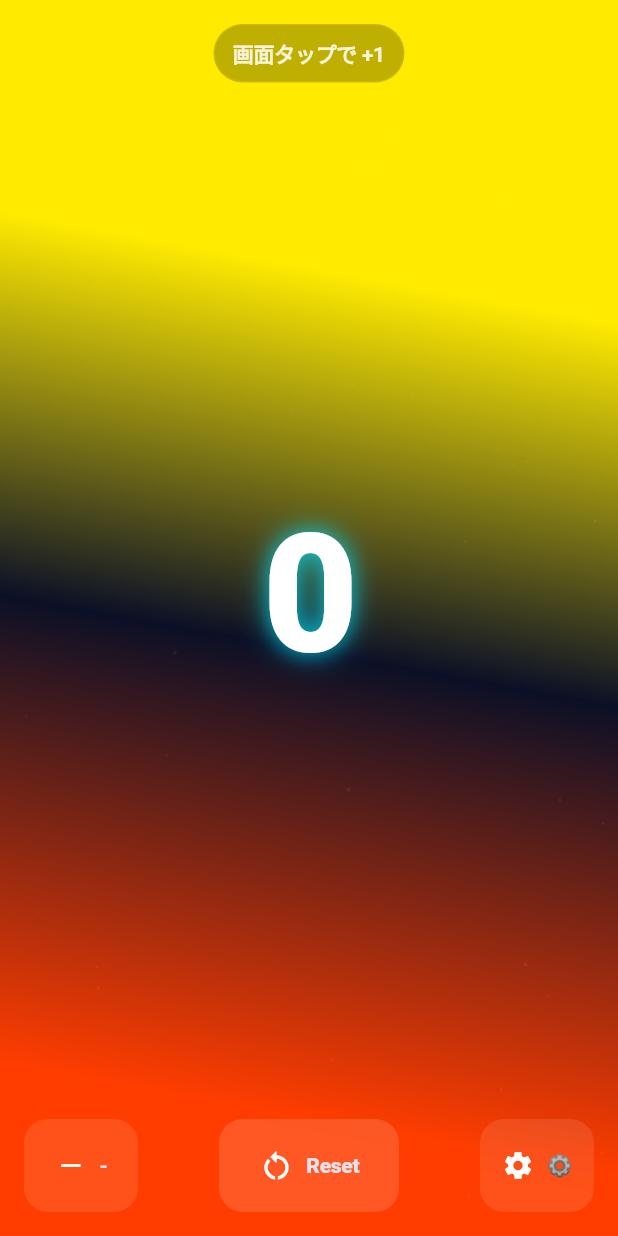
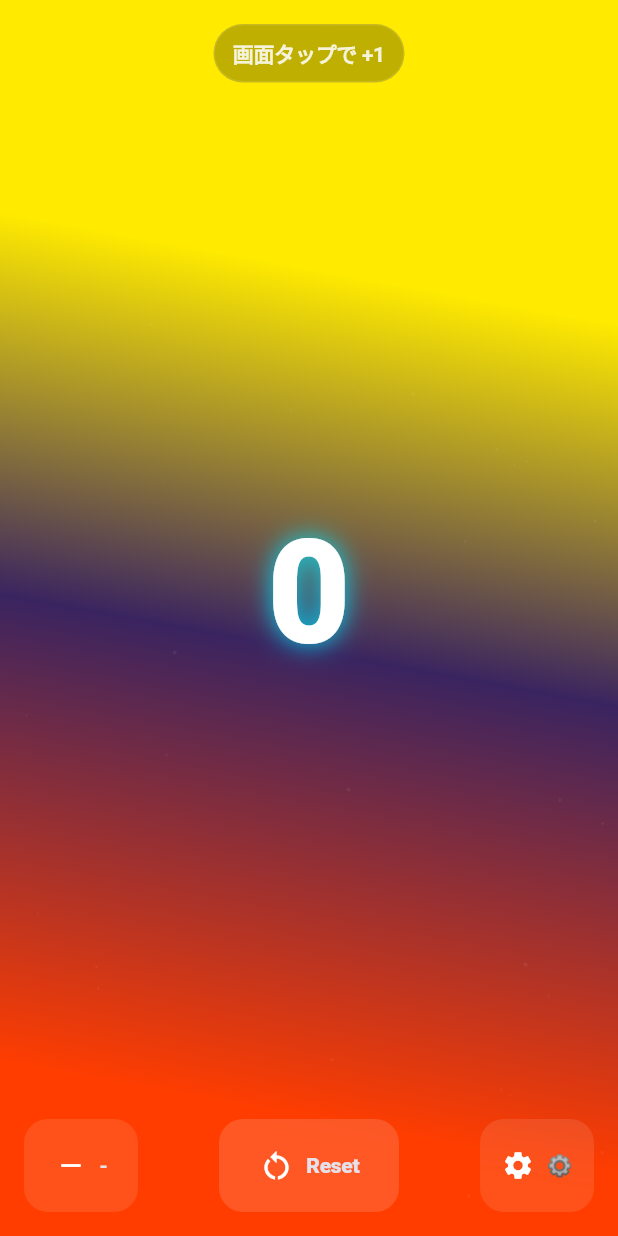
Before and after one commit to irochi1184/mono_count, a Flutter app: the screen it shows after launch, item 2 of the bottom bar chosen, after a tap on "Reset", on a phone screen of 412 x 824 dp. Run offline on Flutter 3.47's test engine with Material 3 defaults, Android fonts, the phone set to English and light mode, and no system bars; our stand-ins replace shared_preferences.

Commit message:
カウント永続化と配色・表示の調整

```diff
--- a/lib/main.dart
+++ b/lib/main.dart
@@ -6,6 +6,7 @@ import 'dart:math';
 import 'dart:ui';
 
 import 'package:flutter/material.dart';
+import 'package:shared_preferences/shared_preferences.dart';
 
 void main() {
   runApp(const CounterApp());
@@ -37,8 +38,11 @@ class CounterScreen extends StatefulWidget {
 
 class _CounterScreenState extends State<CounterScreen>
     with SingleTickerProviderStateMixin {
+  static const _countStorageKey = 'saved_count';
+
   int _count = 0;
   final Random _rng = Random();
+  bool _isInitialized = false;
 
   late LinearGradient _bg;
 
@@ -58,6 +62,7 @@ class _CounterScreenState extends State<CounterScreen>
   void initState() {
     super.initState();
     _bg = _randomGamingGradient();
+    _loadSavedCount();
   }
 
   @override
@@ -76,6 +81,7 @@ class _CounterScreenState extends State<CounterScreen>
       _count += 1;
       _bg = _randomGamingGradient();
     });
+    _persistCount();
     _bump();
   }
 
@@ -84,7 +90,24 @@ class _CounterScreenState extends State<CounterScreen>
       _count -= 1;
       _bg = _randomGamingGradient();
     });
+    _persistCount();
     _bump();
+  }
+
+  Future<void> _loadSavedCount() async {
+    final prefs = await SharedPreferences.getInstance();
+    final savedCount = prefs.getInt(_countStorageKey) ?? 0;
+    if (!mounted) return;
+
+    setState(() {
+      _count = savedCount;
+      _isInitialized = true;
+    });
+  }
+
+  Future<void> _persistCount() async {
+    final prefs = await SharedPreferences.getInstance();
+    await prefs.setInt(_countStorageKey, _count);
   }
 
   Future<void> _confirmReset() async {
@@ -114,6 +137,7 @@ class _CounterScreenState extends State<CounterScreen>
         _count = 0;
         _bg = _randomGamingGradient(); // リセット後も雰囲気変える
       });
+      _persistCount();
       _bump();
     }
   }
@@ -161,7 +185,7 @@ class _CounterScreenState extends State<CounterScreen>
   }
 
   // 「ゲーミングっぽいけど下品すぎない」寄せ方：
-  // - 彩度高めのネオン系をベースにしつつ、黒/濃紺寄りの色も混ぜる
+  // - 彩度高めのネオン系をベースにしつつ、暗すぎないトーンに揃える
   LinearGradient _randomGamingGradient() {
     final neon = <Color>[
       const Color(0xFF00E5FF), // cyan
@@ -174,18 +198,18 @@ class _CounterScreenState extends State<CounterScreen>
       const Color(0xFFD500F9), // magenta
     ];
 
-    // 暗めを混ぜる（実用的に落ち着かせる）
-    final darks = <Color>[
-      const Color(0xFF060A10),
-      const Color(0xFF070B1E),
-      const Color(0xFF0B1026),
-      const Color(0xFF0A0F14),
+    // 黒くなりすぎないように、彩度を残した深めカラーを使う
+    final deepTones = <Color>[
+      const Color(0xFF1C2460),
+      const Color(0xFF25316D),
+      const Color(0xFF3A2460),
+      const Color(0xFF17465E),
     ];
 
-    // 3色グラデ：ネオン2 + 暗め1（順番ランダム）
+    // 3色グラデ：ネオン2 + 深め1（順番ランダム）
     final c1 = neon[_rng.nextInt(neon.length)];
     final c2 = neon[_rng.nextInt(neon.length)];
-    final c3 = darks[_rng.nextInt(darks.length)];
+    final c3 = deepTones[_rng.nextInt(deepTones.length)];
 
     final colors = [c1, c2, c3]..shuffle(_rng);
 
@@ -208,6 +232,12 @@ class _CounterScreenState extends State<CounterScreen>
 
   @override
   Widget build(BuildContext context) {
+    if (!_isInitialized) {
+      return const Scaffold(
+        body: Center(child: CircularProgressIndicator()),
+      );
+    }
+
     // ボタンが下にあるので、誤タップを避けるために下部は少し余白を持たせる
     const bottomBarHeight = 92.0;
 
@@ -239,11 +269,17 @@ class _CounterScreenState extends State<CounterScreen>
             Center(
               child: Padding(
                 padding: const EdgeInsets.only(bottom: bottomBarHeight * 0.35),
-                child: ScaleTransition(
-                  scale: _popScale,
-                  child: _GlowingText(
-                    _count.toString(),
-                    fontSize: 110,
+                child: FractionallySizedBox(
+                  widthFactor: 0.9,
+                  child: FittedBox(
+                    fit: BoxFit.scaleDown,
+                    child: ScaleTransition(
+                      scale: _popScale,
+                      child: _GlowingText(
+                        _count.toString(),
+                        fontSize: 96,
+                      ),
+                    ),
                   ),
                 ),
               ),
@@ -336,7 +372,10 @@ class _GlowingText extends StatelessWidget {
 
     return Text(
       text,
+      maxLines: 1,
+      overflow: TextOverflow.ellipsis,
       textAlign: TextAlign.center,
+      textScaler: const TextScaler.linear(1.0),
       style: style,
     );
   }
--- a/pubspec.yaml
+++ b/pubspec.yaml
@@ -30,6 +30,8 @@ environment:
 dependencies:
   flutter:
     sdk: flutter
+
+  shared_preferences: ^2.5.3
 
   # The following adds the Cupertino Icons font to your application.
   # Use with the CupertinoIcons class for iOS style icons.
```
